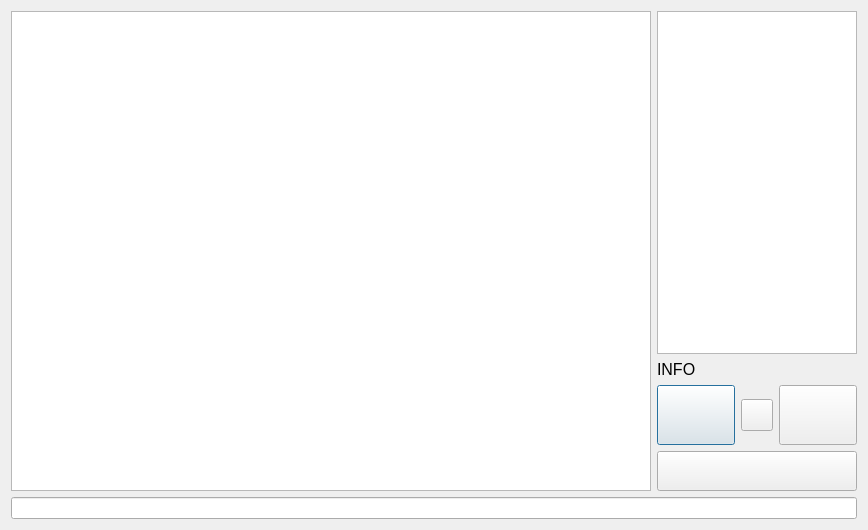
The window that SevROVWorkstation/toolwindow.ui (valabsoft/ows-auv-chersonese) describes before a commit, drawn with Qt 5.
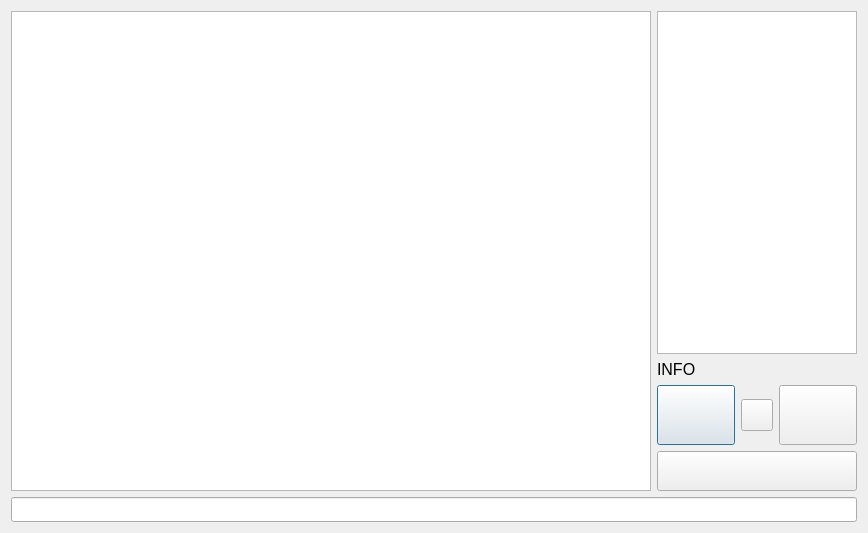
The same window after the commit.

Commit message: OW-20, OW-21: Добавлена поддержка нового формата данных. Динамическое изменение размеров окна инструментов

```diff
--- a/SevROVWorkstation/toolwindow.ui
+++ b/SevROVWorkstation/toolwindow.ui
@@ -211,6 +211,18 @@
    </item>
    <item row="1" column="0" colspan="2">
     <widget class="QLineEdit" name="lineEditInfo">
+     <property name="minimumSize">
+      <size>
+       <width>0</width>
+       <height>25</height>
+      </size>
+     </property>
+     <property name="maximumSize">
+      <size>
+       <width>16777215</width>
+       <height>25</height>
+      </size>
+     </property>
      <property name="cursor">
       <cursorShape>ArrowCursor</cursorShape>
      </property>
```
The commit also changes 7 other files.
